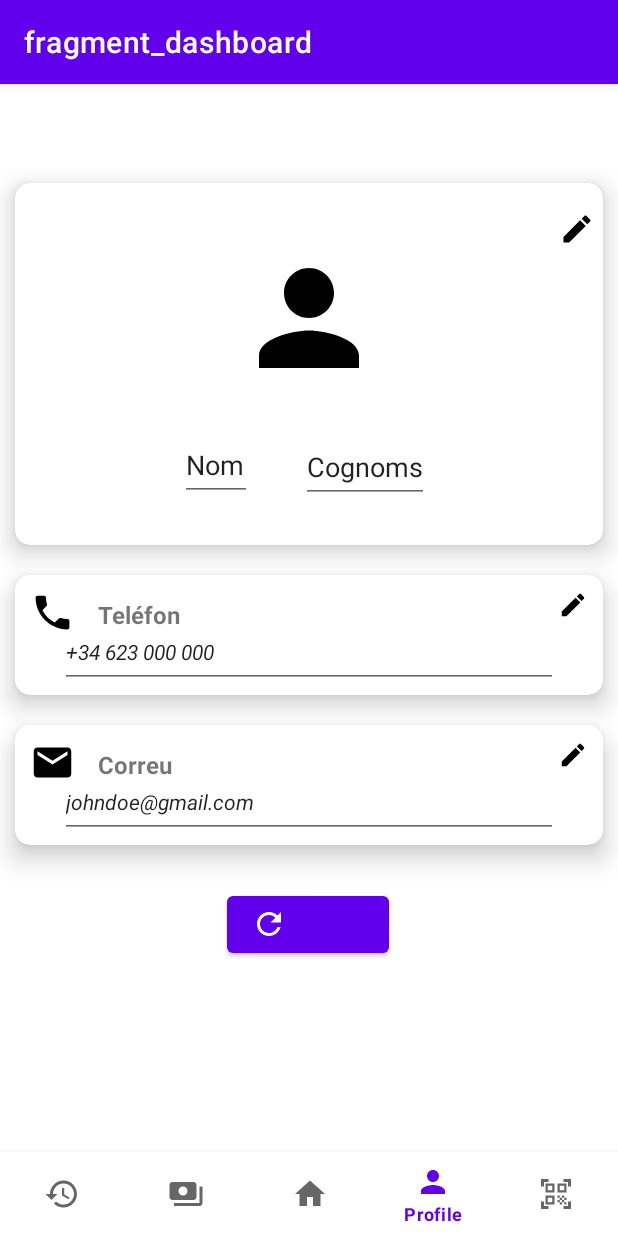
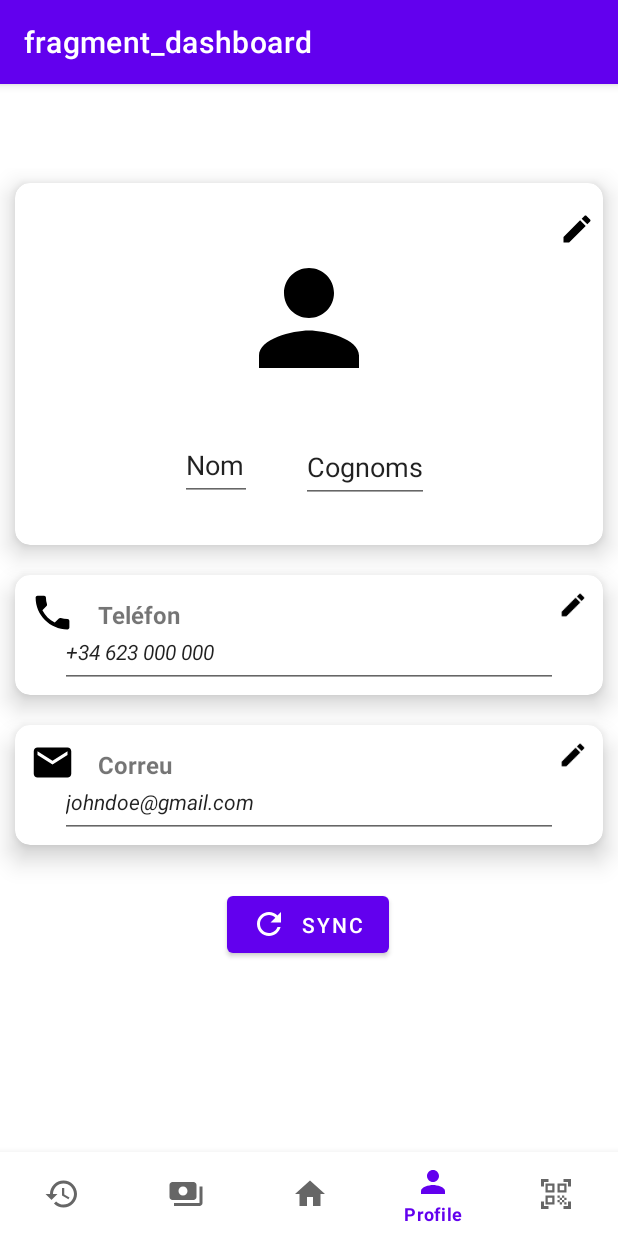
Before and after one commit to JAE-Team/Mobile-APP, an Android app: the ProfileFragment screen opened through its navigation route, on a phone screen of 412 x 824 dp. Run offline under Robolectric (Android 15) with nearby library versions, the phone set to English and light mode, and no system bars; our stand-ins replace navigation-ui.

Commit message:
Added text to the SYNC Button

```diff
--- a/app/src/main/res/layout/fragment_profile.xml
+++ b/app/src/main/res/layout/fragment_profile.xml
@@ -232,6 +232,7 @@
         android:layout_marginStart="151dp"
         android:layout_marginTop="28dp"
         android:layout_marginEnd="152dp"
+        android:text="SYNC"
         app:icon="@drawable/baseline_refresh_24"
         app:layout_constraintEnd_toEndOf="parent"
         app:layout_constraintHorizontal_bias="0.0"
```
